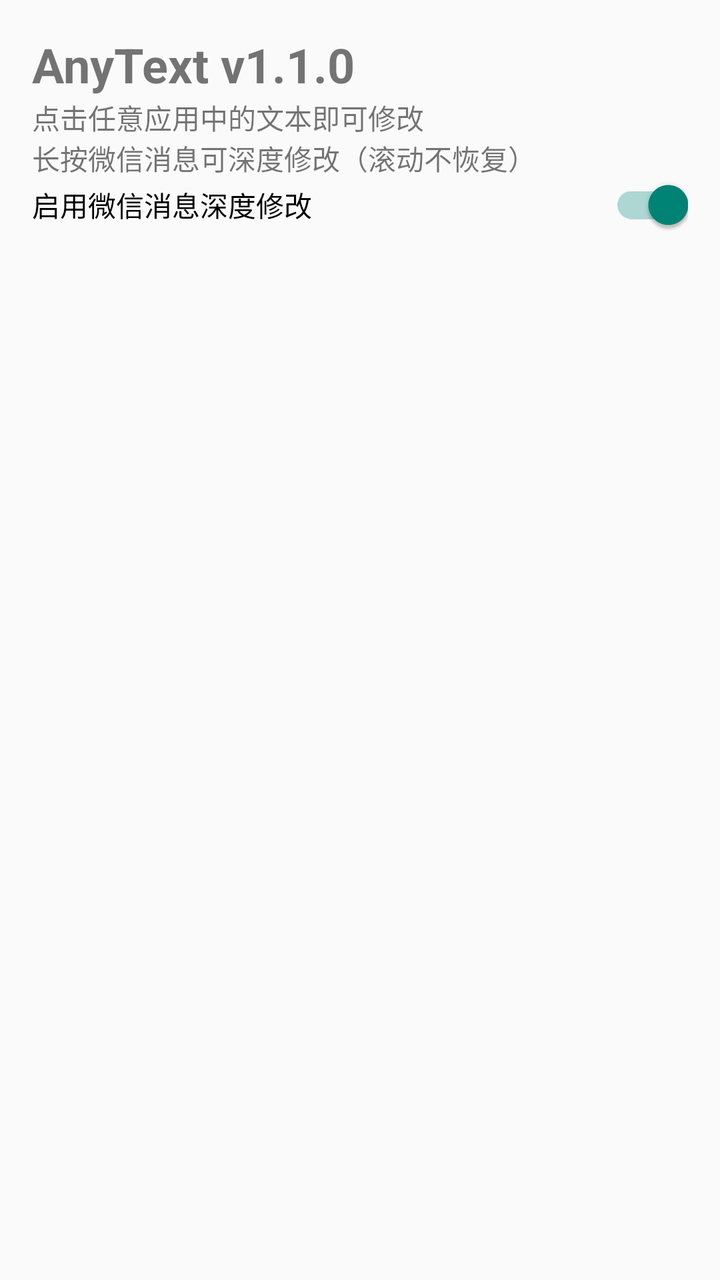
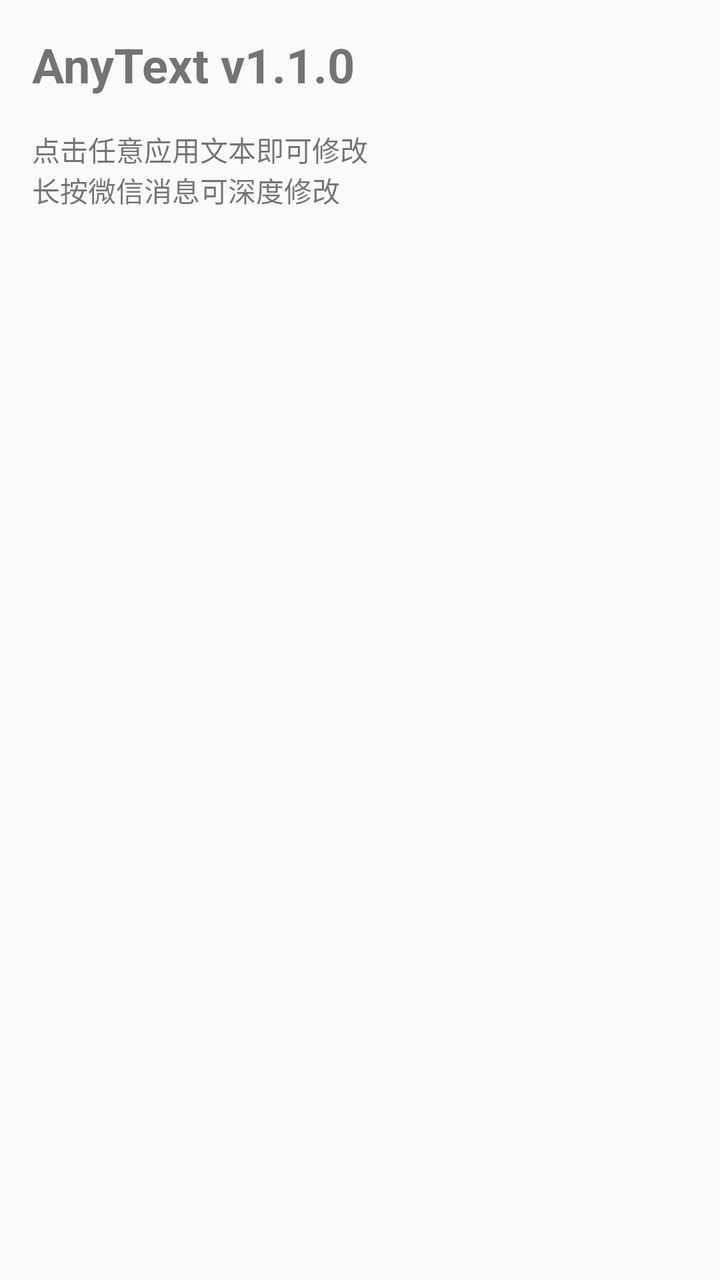

An Android layout rendered at two revisions. The XML below is the earlier revision; the diff shows what the commit changed to produce the second picture.
<!-- AndroidManifest.xml: application theme Theme.AppCompat.Light.NoActionBar -->
<!-- res/layout/activity_main.xml -->
<?xml version="1.0" encoding="utf-8"?>
<LinearLayout xmlns:android="http://schemas.android.com/apk/res/android"
    xmlns:app="http://schemas.android.com/apk/res-auto"
    xmlns:tools="http://schemas.android.com/tools"
    android:layout_width="match_parent"
    android:layout_height="match_parent"
    android:orientation="vertical"
    android:padding="16dp"
    tools:context=".MainActivity">

    <TextView
        android:layout_width="match_parent"
        android:layout_height="wrap_content"
        android:text="AnyText v1.1.0"
        android:textSize="24sp"
        android:textStyle="bold"
        android:marginBottom="16dp"/>

    <TextView
        android:layout_width="match_parent"
        android:layout_height="wrap_content"
        android:text="点击任意应用中的文本即可修改\n长按微信消息可深度修改（滚动不恢复）"
        android:marginBottom="24dp"/>

    <com.google.android.material.switchmaterial.SwitchMaterial
        android:id="@+id/switch_wechat"
        android:layout_width="match_parent"
        android:layout_height="wrap_content"
        android:text="启用微信消息深度修改"
        android:checked="true"/>

</LinearLayout>
<!-- resources referenced by this layout -->
<resources>

</resources>

<!-- the commit's change to res/layout/activity_main.xml (unified diff, before → after) -->
@@ -1,12 +1,10 @@
 <?xml version="1.0" encoding="utf-8"?>
-<LinearLayout xmlns:android="http://schemas.android.com/apk/res/android"
-    xmlns:app="http://schemas.android.com/apk/res-auto"
-    xmlns:tools="http://schemas.android.com/tools"
+<LinearLayout 
+    xmlns:android="http://schemas.android.com/apk/res/android"
     android:layout_width="match_parent"
     android:layout_height="match_parent"
     android:orientation="vertical"
-    android:padding="16dp"
-    tools:context=".MainActivity">
+    android:padding="16dp">
 
     <TextView
         android:layout_width="match_parent"
@@ -14,19 +12,12 @@
         android:text="AnyText v1.1.0"
         android:textSize="24sp"
         android:textStyle="bold"
-        android:marginBottom="16dp"/>
+        android:layout_marginBottom="16dp"/>
 
     <TextView
         android:layout_width="match_parent"
         android:layout_height="wrap_content"
-        android:text="点击任意应用中的文本即可修改\n长按微信消息可深度修改（滚动不恢复）"
-        android:marginBottom="24dp"/>
-
-    <com.google.android.material.switchmaterial.SwitchMaterial
-        android:id="@+id/switch_wechat"
-        android:layout_width="match_parent"
-        android:layout_height="wrap_content"
-        android:text="启用微信消息深度修改"
-        android:checked="true"/>
+        android:text="点击任意应用文本即可修改\n长按微信消息可深度修改"
+        android:layout_marginBottom="24dp"/>
 
 </LinearLayout>
